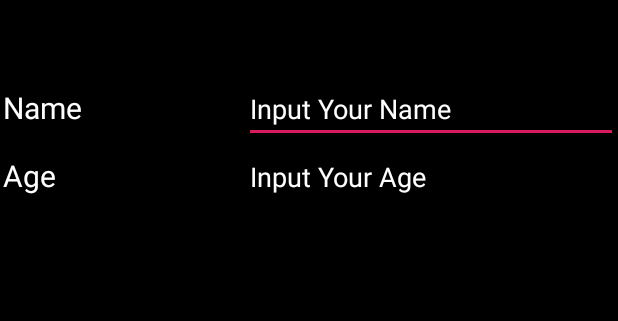
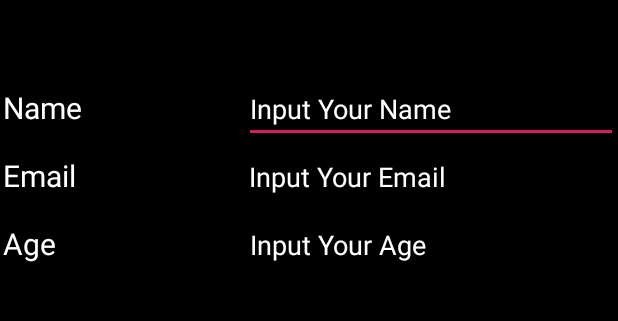
Before and after one commit to ravin92/LearnKotlin, an Android app: the Main2Activity screen opened directly, with no data from a screen before it, on a phone screen of 412 x 824 dp, the part 84-405 px from its top. Run offline under Robolectric (Android 15) with nearby library versions, the phone set to English and light mode, and no system bars.

Commit message:
Penambahan Email

```diff
--- a/app/src/main/res/layout/activity_main2.xml
+++ b/app/src/main/res/layout/activity_main2.xml
@@ -1,6 +1,5 @@
 <?xml version="1.0" encoding="utf-8"?>
 <RelativeLayout xmlns:android="http://schemas.android.com/apk/res/android"
-    xmlns:app="http://schemas.android.com/apk/res-auto"
     xmlns:tools="http://schemas.android.com/tools"
     android:layout_width="match_parent"
     android:layout_height="match_parent"
@@ -38,12 +37,40 @@
     </LinearLayout>
 
     <LinearLayout
+        android:id="@+id/ll_email"
+        android:layout_width="match_parent"
+        android:layout_height="wrap_content"
+        android:orientation="horizontal"
+        android:layout_below="@+id/ll_name">
+
+        <TextView
+            android:id="@+id/tv_email"
+            android:layout_width="wrap_content"
+            android:layout_height="wrap_content"
+            android:layout_weight="1"
+            android:padding="2dp"
+            android:text="Email"
+            android:textColor="#FFF"
+            android:textSize="20dp" />
+
+        <EditText
+            android:id="@+id/et_email"
+            android:layout_width="wrap_content"
+            android:layout_height="wrap_content"
+            android:layout_weight="1"
+            android:hint="Input Your Email"
+            android:textColor="#FFF"
+            android:textColorHint="#FFF" />
+
+    </LinearLayout>
+
+    <LinearLayout
         android:id="@+id/ll_age"
         android:layout_width="match_parent"
         android:layout_height="wrap_content"
         android:orientation="horizontal"
         android:weightSum="2"
-        android:layout_below="@+id/ll_name">
+        android:layout_below="@+id/ll_email">
 
         <TextView
             android:id="@+id/tv_age"
@@ -63,8 +90,6 @@
             android:hint="Input Your Age"
             android:textColor="#FFF"
             android:textColorHint="#FFF" />
-
-
     </LinearLayout>
 
 </RelativeLayout>
```
